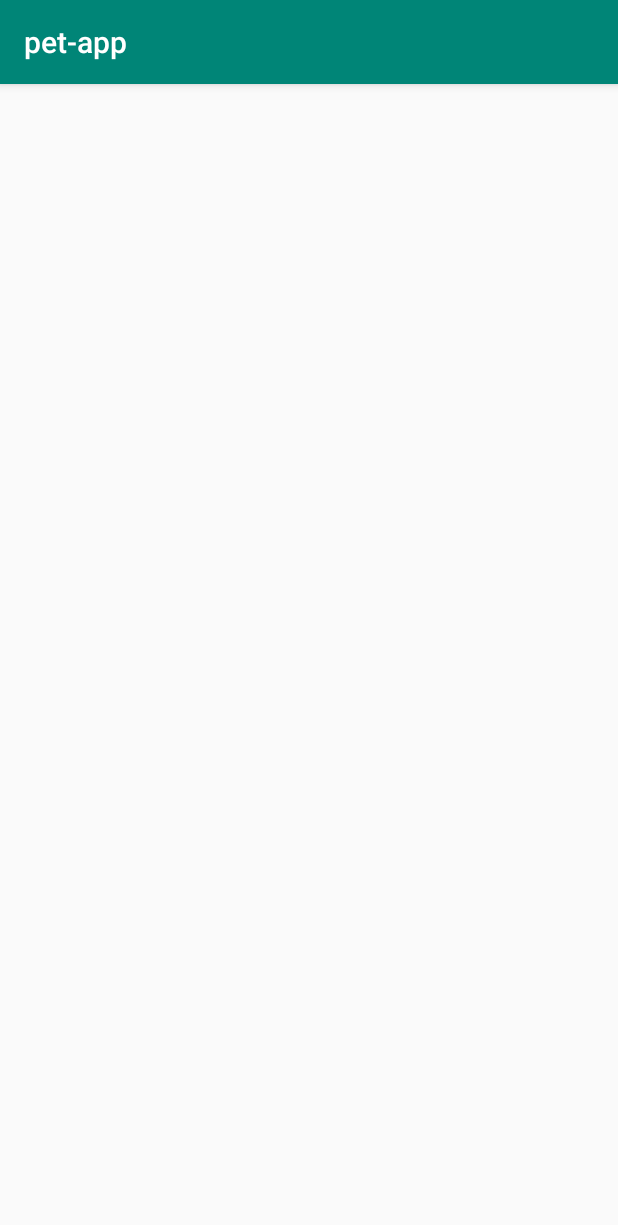
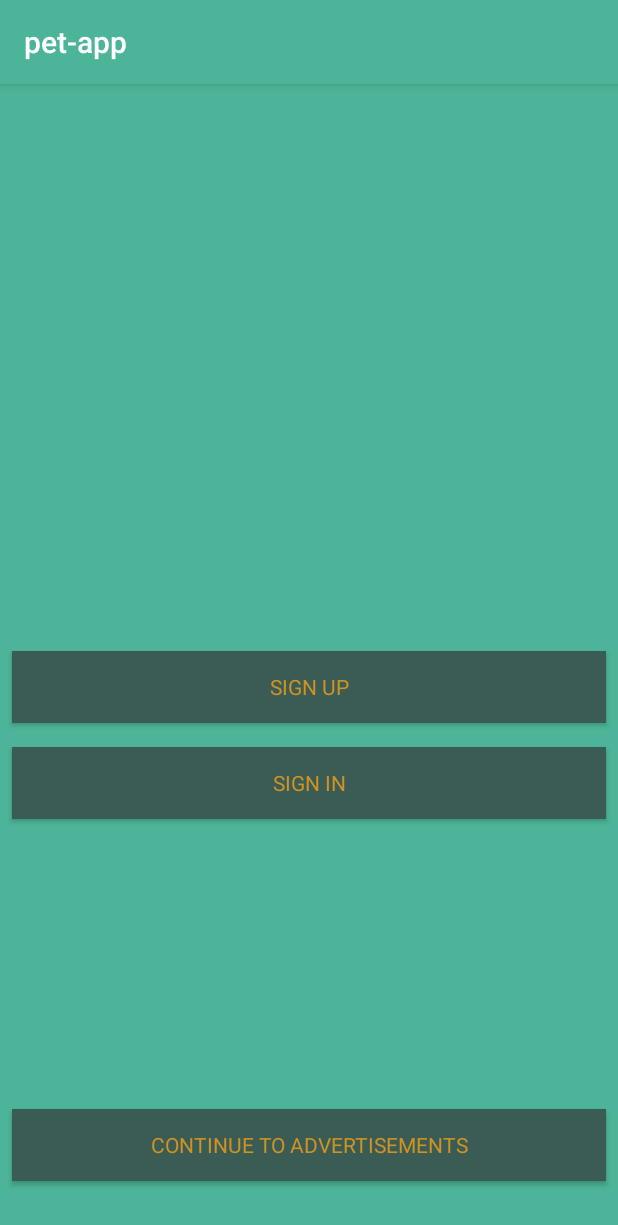
Before and after one commit to liliput123/pet-app, an Android app: the screen it shows after launch (MainActivity), on a phone screen of 412 x 824 dp. Shown: the top 1225 px of the screen. Run offline under Robolectric (Android 15) with nearby library versions, the phone set to English and light mode, and no system bars.

```diff
--- a/app/src/main/AndroidManifest.xml
+++ b/app/src/main/AndroidManifest.xml
@@ -9,6 +9,10 @@
             android:roundIcon="@mipmap/ic_launcher_round"
             android:supportsRtl="true"
             android:theme="@style/AppTheme">
+        <activity android:name=".AdvertisementActivity">
+        </activity>
+        <activity android:name=".SignUpActivity">
+        </activity>
         <activity android:name=".DetailsActivity">
         </activity>
         <activity
--- a/app/src/main/java/com/example/pet_app/DetailsActivity.kt
+++ b/app/src/main/java/com/example/pet_app/DetailsActivity.kt
@@ -5,6 +5,7 @@ import android.os.Bundle
 
 class DetailsActivity : AppCompatActivity() {
 
+    //need to connect it to the main activity
     override fun onCreate(savedInstanceState: Bundle?) {
         super.onCreate(savedInstanceState)
         setContentView(R.layout.activity_details)
--- a/app/src/main/java/com/example/pet_app/MainActivity.kt
+++ b/app/src/main/java/com/example/pet_app/MainActivity.kt
@@ -1,37 +1,37 @@
 package com.example.pet_app
+
 
 import android.content.Intent
 import android.support.v7.app.AppCompatActivity
 import android.os.Bundle
-import android.support.v7.widget.LinearLayoutManager
-import kotlinx.android.synthetic.main.activity_main.*
-import java.util.Collections.unmodifiableMap
-import android.R.*
-
-
-
-
-var advertisementsList = arrayListOf<Advertisement>()
-val user= User("kika", "123aba", "Kristina", "Kristina", 21)
-val pet1= Pet("Dog", "Pomeranian", 6, "months", "male", "cute puppy", "pet1")
-val pet2= Pet("Dog", "Pug", 7, "months", "male", "cute puppy", "pet2")
-val pet3= Pet("Dog", "Dobermann", 1, "year", "female", "cute puppy", "pet3")
-val pet4= Pet("Cat", "Bengal cat", 2, "years", "female", "cute puppy", "pet4")
-val pet5= Pet("Cat", "Persian cat", 6, "months", "male", "cute puppy", "pet5")
-
-
-val petImages= HashMap<String,Int>()
-
-
+import android.widget.Button
 
 class MainActivity : AppCompatActivity() {
 
+        lateinit var buttonSignUp: Button
+        lateinit var buttonSignIn: Button
+        lateinit var buttonContinue: Button
+
        override fun onCreate(savedInstanceState: Bundle?) {
-        super.onCreate(savedInstanceState)
-        setContentView(R.layout.activity_main)
+            super.onCreate(savedInstanceState)
+            setContentView(R.layout.activity_main)
 
-           rcvAdvertisements.layoutManager= LinearLayoutManager(this)
-           rcvAdvertisements.adapter=MainAdapter()
+           buttonSignUp=findViewById(R.id.buttonSignUp)
+           buttonSignIn=findViewById(R.id.buttonSignIn)
+           buttonContinue= findViewById(R.id.buttonContinue)
+
+           buttonSignUp.setOnClickListener {
+               val intent= Intent(this, SignUpActivity::class.java)
+               startActivity(intent)
+
+           }
+
+           buttonContinue.setOnClickListener {
+               val intent=Intent(this, AdvertisementActivity::class.java)
+               startActivity(intent)
+           }
+
+
         /*addNewThingBtn.setOnClickListener {
             val newThing = newThingTxt.text.toString()
             thingsToDoList.add(newThing)
@@ -44,19 +44,5 @@ class MainActivity : AppCompatActivity() {
         }*/
     }
 
-    init{
-        advertisementsList.add(Advertisement(pet1,user,"Berlin", "tralala1@outlook.com"))
-        advertisementsList.add(Advertisement(pet2,user,"Hamburg", "tralala2@outlook.com"))
-        advertisementsList.add(Advertisement(pet3,user,"Berlin", "tralala3@outlook.com"))
-        advertisementsList.add(Advertisement(pet4,user,"Stuttgart", "tralala4@outlook.com"))
-        advertisementsList.add(Advertisement(pet5,user,"Hagen", "tralala5@outlook.com"))
 
-        petImages.put("pet1", R.drawable.pet1)
-        petImages.put("pet2", R.drawable.pet2)
-        petImages.put("pet3", R.drawable.pet3)
-        petImages.put("pet4", R.drawable.pet4)
-        petImages.put("pet5", R.drawable.pet5)
-
-
-    }
 }
--- a/app/src/main/java/com/example/pet_app/User.kt
+++ b/app/src/main/java/com/example/pet_app/User.kt
@@ -1,14 +1,3 @@
 package com.example.pet_app
 
-class User(var username:String, var password:String, var name: String, var surename: String, age:Int) {
-    var age: Int = 0
-        set(value){
-            if(value<0) throw IllegalArgumentException("Age cannot be negative")
-
-            field=value
-        }
-
-    init{
-        this.age=age
-    }
-}
+class User(val id: String, val name: String, val surname: String, val email: String, val phone: String, val city: String, val password: String)
--- a/app/src/main/res/layout/activity_main.xml
+++ b/app/src/main/res/layout/activity_main.xml
@@ -5,12 +5,37 @@
         xmlns:app="http://schemas.android.com/apk/res-auto"
         android:layout_width="match_parent"
         android:layout_height="match_parent"
-        tools:context=".MainActivity">
-    <android.support.v7.widget.RecyclerView
+        tools:context=".MainActivity" android:background="@color/colorPrimary">
+    <Button
+            android:text="Sign Up"
             android:layout_width="0dp"
-            android:layout_height="0dp" android:layout_marginTop="8dp"
-            app:layout_constraintTop_toTopOf="parent" app:layout_constraintStart_toStartOf="parent"
+            android:layout_height="wrap_content"
+            app:layout_constraintStart_toStartOf="parent" android:layout_marginLeft="8dp"
+            android:layout_marginStart="8dp" android:background="@color/colorAccent"
+            android:textColor="@color/colorPrimaryDark" android:id="@+id/buttonSignUp"
+            app:layout_constraintEnd_toEndOf="parent" android:layout_marginEnd="8dp"
+            android:layout_marginRight="8dp" android:typeface="sans" app:layout_constraintHorizontal_bias="0.0"
+            app:layout_constraintTop_toTopOf="parent" app:layout_constraintBottom_toBottomOf="parent"
+            app:layout_constraintVertical_bias="0.525"/>
+    <Button
+            android:text="Continue to Advertisements"
+            android:layout_width="0dp"
+            android:layout_height="wrap_content"
+            app:layout_constraintStart_toStartOf="parent" android:layout_marginLeft="8dp"
+            android:layout_marginStart="8dp" android:id="@+id/buttonContinue" android:background="@color/colorAccent"
+            android:textColor="@color/colorPrimaryDark" app:layout_constraintEnd_toEndOf="parent"
+            android:layout_marginEnd="8dp" android:layout_marginRight="8dp" android:layout_marginTop="16dp"
+            app:layout_constraintTop_toBottomOf="@+id/buttonSignIn" android:typeface="sans"
+            android:layout_marginBottom="16dp" app:layout_constraintBottom_toBottomOf="parent"
+            app:layout_constraintHorizontal_bias="0.0" app:layout_constraintVertical_bias="0.894"/>
+    <Button
+            android:text="Sign in"
+            android:layout_width="0dp"
+            android:layout_height="wrap_content"
+            android:id="@+id/buttonSignIn" android:background="@color/colorAccent"
+            android:textColor="@color/colorPrimaryDark" app:layout_constraintStart_toStartOf="parent"
             android:layout_marginLeft="8dp" android:layout_marginStart="8dp" app:layout_constraintEnd_toEndOf="parent"
-            android:layout_marginEnd="8dp" android:layout_marginRight="8dp" android:layout_marginBottom="8dp"
-            app:layout_constraintBottom_toBottomOf="parent" android:id="@+id/rcvAdvertisements"/>
+            android:layout_marginEnd="8dp" android:layout_marginRight="8dp"
+            app:layout_constraintTop_toBottomOf="@+id/buttonSignUp" android:layout_marginTop="16dp"
+            app:layout_constraintHorizontal_bias="0.0" android:typeface="sans"/>
 </android.support.constraint.ConstraintLayout>
--- a/app/src/main/res/values/colors.xml
+++ b/app/src/main/res/values/colors.xml
@@ -1,6 +1,6 @@
 <?xml version="1.0" encoding="utf-8"?>
 <resources>
-    <color name="colorPrimary">#008577</color>
-    <color name="colorPrimaryDark">#00574B</color>
-    <color name="colorAccent">#F8F4F6</color>
+    <color name="colorPrimary">#4CB498</color>
+    <color name="colorPrimaryDark">#CF9323</color>
+    <color name="colorAccent">#3B5C54</color>
 </resources>
```
Also changed, not shown: app/src/main/java/com/example/pet_app/AdvertisementActivity.kt (added, +53 -0 lines), app/src/main/java/com/example/pet_app/SignUpActivity.kt (added, +71 -0 lines), app/src/main/res/layout/activity_advertisement.xml (added, +17 -0 lines), app/src/main/res/layout/activity_sign_up.xml (added, +170 -0 lines), app/src/main/res/values/strings.xml (+14 -0 lines), app/build.gradle (line endings or trailing spaces).
